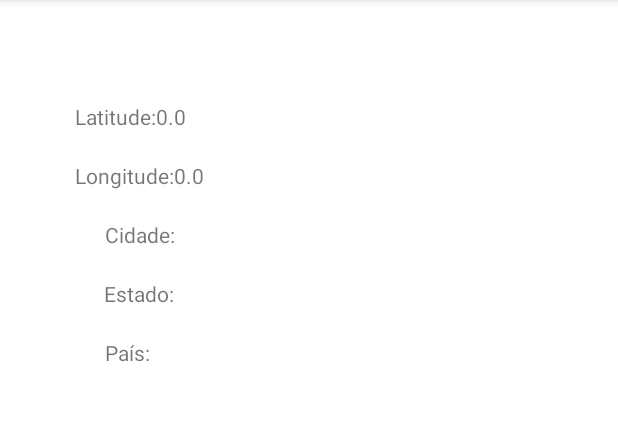
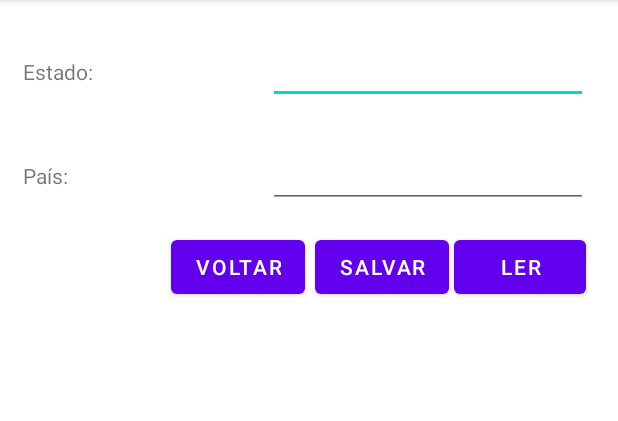
Before and after one commit to 00K7/Livraria1, an Android app: the screen it shows after launch (Loc before the commit, locesave after it), after a tap on "MINHA LOCALIZAÇÃO", on a phone screen of 412 x 824 dp, the part 84-505 px from its top. Run offline under Robolectric (Android 15) with nearby library versions, the phone set to English and light mode, and no system bars.

Commit message:
Update strings.xml

```diff
--- a/app/build.gradle
+++ b/app/build.gradle
@@ -38,4 +38,5 @@ dependencies {
     testImplementation 'junit:junit:4.+'
     androidTestImplementation 'androidx.test.ext:junit:1.1.2'
     androidTestImplementation 'androidx.test.espresso:espresso-core:3.3.0'
+    implementation 'com.google.android.gms:play-services-location:17.0.0'
 }
--- a/app/src/main/java/com/example/livraria/Loc.java
+++ /dev/null
@@ -1,88 +0,0 @@
-package com.example.livraria;
-
-import androidx.appcompat.app.AppCompatActivity;
-import androidx.core.app.ActivityCompat;
-
-import android.Manifest;
-import android.content.Context;
-import android.content.pm.PackageManager;
-import android.location.Address;
-import android.location.Geocoder;
-import android.location.Location;
-import android.location.LocationManager;
-import android.os.Bundle;
-import android.util.Log;
-import android.widget.TextView;
-
-import java.io.IOException;
-import java.util.List;
-
-public class Loc<locationManager> extends AppCompatActivity {
-
-    private TextView txtlat;
-    private TextView txtlon;
-    private TextView txtcid;
-    private TextView txtest;
-    private TextView txtp;
-
-    private Location location;
-    private LocationManager locationManager;
-
-    private Address endereco;
-
-
-    @Override
-    protected void onCreate(Bundle savedInstanceState) {
-        super.onCreate(savedInstanceState);
-        setContentView(R.layout.activity_localizacao);
-
-        txtlat = (TextView) findViewById(R.id.txtlat);
-        txtlon = (TextView) findViewById(R.id.txtlon);
-        txtcid = (TextView) findViewById(R.id.txtcid);
-        txtest = (TextView) findViewById(R.id.txtest);
-        txtp = (TextView) findViewById(R.id.txtp);
-
-        double latitude = 0.0;
-        double longitude = 0.0;
-
-        if (ActivityCompat.checkSelfPermission(this, Manifest.permission.ACCESS_FINE_LOCATION)
-                != PackageManager.PERMISSION_GRANTED) {
-
-        } else {
-            locationManager = (LocationManager) getSystemService(Context.LOCATION_SERVICE);
-            location = locationManager.getLastKnownLocation(LocationManager.GPS_PROVIDER);
-        }
-
-        if (location != null) {
-            longitude = location.getLongitude();
-            latitude = location.getLatitude();
-        }
-
-        txtlat.setText("Latitude:" + latitude);
-        txtlon.setText("Longitude:" + longitude);
-
-        try {
-            endereco = buscarEndereco(latitude, longitude);
-
-            txtcid.setText("Cidade:" + endereco.getLocality());
-            txtest.setText("Estado:" + endereco.getAdminArea());
-            txtp.setText("País:" + endereco.getCountryName());
-        } catch (IOException e) {
-            Log.i("GPS", e.getMessage());
-        }
-    }
-
-    private Address buscarEndereco(double latitude, double longitude) throws IOException{
-        Geocoder geocoder;
-        Address address = null;
-        List<Address> adresses;
-
-        geocoder = new Geocoder(getApplicationContext());
-
-        adresses = geocoder.getFromLocation(latitude, longitude, 1);
-        if(adresses.size()>0) {
-            address =adresses.get(0);
-        }
-        return address;
-    }
-}
--- a/app/src/main/java/com/example/livraria/MainActivity.java
+++ b/app/src/main/java/com/example/livraria/MainActivity.java
@@ -1,18 +1,55 @@
 package com.example.livraria;
 
 import androidx.appcompat.app.AppCompatActivity;
+import androidx.constraintlayout.widget.ConstraintLayout;
 
+import android.app.Service;
 import android.content.Intent;
+import android.graphics.Color;
+import android.hardware.Sensor;
+import android.hardware.SensorEvent;
+import android.hardware.SensorEventListener;
+import android.hardware.SensorManager;
 import android.os.Bundle;
 import android.view.View;
 import android.widget.Button;
+import android.widget.RelativeLayout;
+import android.widget.Toast;
 
 public class MainActivity extends AppCompatActivity {
 
+    SensorManager sm;
+    SensorEventListener listener;
+    Sensor light;
+    RelativeLayout tela;
     @Override
     protected void onCreate(Bundle savedInstanceState) {
         super.onCreate(savedInstanceState);
         setContentView(R.layout.activity_main);
+        tela = (RelativeLayout) findViewById(R.id.tela);
+        sm = (SensorManager) getSystemService(SENSOR_SERVICE);
+        light = sm.getDefaultSensor(Sensor.TYPE_LIGHT);
+
+        listener = new SensorEventListener() {
+
+            @Override
+            public void onAccuracyChanged(Sensor sensor, int accuracy) {
+                Toast.makeText(MainActivity.this, "accuracy changed!", Toast.LENGTH_SHORT).show();
+            }
+
+            @Override
+            public void onSensorChanged(SensorEvent event) {
+
+                int grayShade = (int) event.values[0];
+                if (grayShade > 255) grayShade = 255;
+
+                tela.setBackgroundColor(Color.rgb(grayShade, grayShade, grayShade));
+            }
+        };
+
+        sm.registerListener(listener, light, SensorManager.SENSOR_DELAY_FASTEST);
+
+
 
         Button btnLivro1 = (Button) findViewById(R.id.btnLivro1);
         btnLivro1.setOnClickListener(new View.OnClickListener() {
@@ -63,14 +100,19 @@ public class MainActivity extends AppCompatActivity {
             }
         });
 
-        Button btnLoc = (Button) findViewById(R.id.btnLoc);
-        btnLoc.setOnClickListener(new View.OnClickListener() {
+        Button btnloc = (Button) findViewById(R.id.btnloc);
+        btnloc.setOnClickListener(new View.OnClickListener() {
 
             @Override
             public void onClick(View v) {
-                Intent it6 = new Intent(getApplicationContext(), Loc.class);
+                Intent it6 = new Intent(getApplicationContext(), locesave.class);
                 startActivity(it6);
             }
         });
+
+
     }
+
+
+
 }
--- /dev/null
+++ b/app/src/main/java/com/example/livraria/locesave.java
@@ -0,0 +1,109 @@
+package com.example.livraria;
+
+import androidx.appcompat.app.AppCompatActivity;
+import androidx.core.app.ActivityCompat;
+
+import android.Manifest;
+import android.content.Context;
+import android.content.Intent;
+import android.content.pm.PackageManager;
+import android.location.Address;
+import android.location.Geocoder;
+import android.location.Location;
+import android.location.LocationManager;
+import android.util.Log;
+import android.view.View;
+import android.widget.Button;
+import android.widget.EditText;
+import android.widget.Toast;
+import android.os.Bundle;
+import java.io.BufferedReader;
+import java.io.FileNotFoundException;
+import java.io.FileOutputStream;
+import java.io.IOException;
+import java.io.InputStreamReader;
+import java.util.List;
+
+public class locesave extends AppCompatActivity {
+
+
+
+    EditText editTextFileName,editTextData;
+    Button saveButton,readButton;
+    @Override
+    protected void onCreate(Bundle savedInstanceState) {
+        super.onCreate(savedInstanceState);
+
+        setContentView(R.layout.activity_locesave);
+
+        editTextFileName=findViewById(R.id.editText1);
+        editTextData=findViewById(R.id.editText2);
+        saveButton=findViewById(R.id.button1);
+        readButton=findViewById(R.id.button2);
+
+
+        saveButton.setOnClickListener(new View.OnClickListener(){
+
+            @Override
+            public void onClick(View arg0) {
+                String filename=editTextFileName.getText().toString();
+                String data=editTextData.getText().toString();
+
+                FileOutputStream fos;
+                try {
+                    fos = openFileOutput(filename, Context.MODE_PRIVATE);
+
+                    fos.write(data.getBytes());
+                    fos.close();
+
+                    Toast.makeText(getApplicationContext(),filename + " - " + data + " saved",
+                            Toast.LENGTH_LONG).show();
+
+
+                } catch (FileNotFoundException e) {e.printStackTrace();}
+                catch (IOException e) {e.printStackTrace();}
+
+            }
+
+        });
+
+
+        readButton.setOnClickListener(new View.OnClickListener(){
+
+            @Override
+            public void onClick(View arg0) {
+                String filename=editTextFileName.getText().toString();
+                StringBuffer stringBuffer = new StringBuffer();
+                try {
+
+                    BufferedReader inputReader = new BufferedReader(new InputStreamReader(
+                            openFileInput(filename)));
+                    String inputString;
+                    //Reading data line by line and storing it into the stringbuffer
+                    while ((inputString = inputReader.readLine()) != null) {
+                        stringBuffer.append(inputString + "\n");
+                    }
+
+                } catch (IOException e) {
+                    e.printStackTrace();
+                }
+
+                Toast.makeText(getApplicationContext(),stringBuffer.toString(),Toast.LENGTH_LONG).show();
+
+            }
+
+        });
+
+        Button btnVoltar6 = (Button) findViewById(R.id.btnVoltar6);
+        btnVoltar6.setOnClickListener(new View.OnClickListener() {
+            @Override
+            public void onClick(View v) {
+                Intent it0 = new Intent(getApplicationContext(), MainActivity.class);
+                startActivity(it0);
+            }
+        });
+    }
+
+
+
+    }
--- a/app/src/main/res/layout/activity_livro2.xml
+++ b/app/src/main/res/layout/activity_livro2.xml
@@ -13,7 +13,7 @@
         android:layout_marginTop="54dp"
         android:layout_marginEnd="31dp"
         android:layout_marginRight="31dp"
-        android:layout_marginBottom="14dp"
+        android:layout_marginBottom="38dp"
         android:text="@string/ver"
         app:layout_constraintBottom_toBottomOf="parent"
         app:layout_constraintEnd_toEndOf="parent"
--- a/app/src/main/res/layout/activity_livro4.xml
+++ b/app/src/main/res/layout/activity_livro4.xml
@@ -13,7 +13,7 @@
         android:layout_marginTop="54dp"
         android:layout_marginEnd="31dp"
         android:layout_marginRight="31dp"
-        android:layout_marginBottom="12dp"
+        android:layout_marginBottom="38dp"
         android:text="@string/ver2"
         app:layout_constraintBottom_toBottomOf="parent"
         app:layout_constraintEnd_toEndOf="parent"
--- a/app/src/main/res/layout/activity_livro5.xml
+++ b/app/src/main/res/layout/activity_livro5.xml
@@ -13,7 +13,7 @@
         android:layout_marginTop="22dp"
         android:layout_marginEnd="31dp"
         android:layout_marginRight="31dp"
-        android:layout_marginBottom="18dp"
+        android:layout_marginBottom="20dp"
         android:text="@string/ver"
         app:layout_constraintBottom_toBottomOf="parent"
         app:layout_constraintEnd_toEndOf="parent"
--- a/app/src/main/res/layout/activity_localizacao.xml
+++ /dev/null
@@ -1,63 +0,0 @@
-<?xml version="1.0" encoding="utf-8"?>
-<androidx.constraintlayout.widget.ConstraintLayout xmlns:android="http://schemas.android.com/apk/res/android"
-    xmlns:app="http://schemas.android.com/apk/res-auto"
-    xmlns:tools="http://schemas.android.com/tools"
-    android:layout_width="match_parent"
-    android:layout_height="match_parent"
-    tools:context=".Loc">
-
-    <TextView
-        android:id="@+id/txtlon"
-        android:layout_width="wrap_content"
-        android:layout_height="wrap_content"
-        android:layout_marginTop="20dp"
-        android:layout_marginEnd="276dp"
-        android:layout_marginRight="276dp"
-        android:text="@string/longitude"
-        app:layout_constraintEnd_toEndOf="parent"
-        app:layout_constraintTop_toBottomOf="@+id/txtlat" />
-
-    <TextView
-        android:id="@+id/txtcid"
-        android:layout_width="wrap_content"
-        android:layout_height="wrap_content"
-        android:layout_marginTop="20dp"
-        android:layout_marginEnd="295dp"
-        android:layout_marginRight="295dp"
-        android:text="@string/cidade"
-        app:layout_constraintEnd_toEndOf="parent"
-        app:layout_constraintTop_toBottomOf="@+id/txtlon" />
-
-    <TextView
-        android:id="@+id/txtest"
-        android:layout_width="wrap_content"
-        android:layout_height="wrap_content"
-        android:layout_marginTop="20dp"
-        android:layout_marginEnd="296dp"
-        android:layout_marginRight="296dp"
-        android:text="@string/estado"
-        app:layout_constraintEnd_toEndOf="parent"
-        app:layout_constraintTop_toBottomOf="@+id/txtcid" />
-
-    <TextView
-        android:id="@+id/txtp"
-        android:layout_width="wrap_content"
-        android:layout_height="wrap_content"
-        android:layout_marginTop="20dp"
-        android:layout_marginEnd="312dp"
-        android:layout_marginRight="312dp"
-        android:text="@string/pa_s"
-        app:layout_constraintEnd_toEndOf="parent"
-        app:layout_constraintTop_toBottomOf="@+id/txtest" />
-
-    <TextView
-        android:id="@+id/txtlat"
-        android:layout_width="wrap_content"
-        android:layout_height="wrap_content"
-        android:layout_marginTop="68dp"
-        android:layout_marginEnd="288dp"
-        android:layout_marginRight="288dp"
-        android:text="@string/latitude"
-        app:layout_constraintEnd_toEndOf="parent"
-        app:layout_constraintTop_toTopOf="parent" />
-</androidx.constraintlayout.widget.ConstraintLayout>
--- /dev/null
+++ b/app/src/main/res/layout/activity_locesave.xml
@@ -0,0 +1,100 @@
+<RelativeLayout xmlns:android="http://schemas.android.com/apk/res/android"
+    xmlns:tools="http://schemas.android.com/tools"
+    android:layout_width="match_parent"
+    android:layout_height="match_parent"
+    tools:context=".MainActivity" >
+
+    <EditText
+        android:id="@+id/editText1"
+        android:layout_width="wrap_content"
+        android:layout_height="wrap_content"
+        android:layout_alignParentTop="true"
+        android:layout_alignParentEnd="true"
+        android:layout_alignParentRight="true"
+        android:layout_marginTop="24dp"
+        android:layout_marginEnd="20dp"
+        android:layout_marginRight="20dp"
+        android:autofillHints=""
+        android:ems="10"
+        android:inputType="textPersonName">
+
+        <requestFocus />
+    </EditText>
+
+    <EditText
+        android:id="@+id/editText2"
+        android:layout_width="wrap_content"
+        android:layout_height="wrap_content"
+        android:layout_below="@+id/editText1"
+        android:layout_alignEnd="@+id/editText1"
+        android:layout_alignRight="@+id/editText1"
+        android:layout_marginTop="24dp"
+        android:ems="10"
+        android:inputType="textPersonName"
+        android:autofillHints="" />
+
+    <TextView
+        android:id="@+id/textView1"
+        android:layout_width="wrap_content"
+        android:layout_height="wrap_content"
+        android:layout_alignBaseline="@+id/editText1"
+        android:layout_alignBottom="@+id/editText1"
+        android:layout_alignParentLeft="true"
+        android:layout_marginLeft="15dp"
+        android:layout_marginBottom="11dp"
+        android:text="@string/estado"
+        android:layout_marginStart="15dp"
+        android:layout_alignParentStart="true" />
+
+    <TextView
+        android:id="@+id/textView2"
+        android:layout_width="wrap_content"
+        android:layout_height="wrap_content"
+        android:layout_alignBaseline="@+id/editText2"
+        android:layout_alignBottom="@+id/editText2"
+        android:layout_alignParentLeft="true"
+        android:layout_marginLeft="15dp"
+        android:text="@string/pa_s"
+        android:layout_marginStart="15dp"
+        android:layout_alignParentStart="true" />
+
+    <Button
+        android:id="@+id/button1"
+        android:layout_width="wrap_content"
+        android:layout_height="wrap_content"
+        android:layout_below="@+id/editText2"
+        android:layout_alignStart="@+id/editText2"
+        android:layout_alignLeft="@+id/editText2"
+        android:layout_marginStart="31dp"
+        android:layout_marginLeft="31dp"
+        android:layout_marginTop="15dp"
+        android:text="@string/salvar" />
+
+    <Button
+        android:id="@+id/button2"
+        android:layout_width="wrap_content"
+        android:layout_height="wrap_content"
+        android:layout_alignBaseline="@+id/button1"
+        android:layout_alignBottom="@+id/button1"
+        android:layout_marginStart="3dp"
+        android:layout_marginLeft="3dp"
+        android:layout_marginBottom="9dp"
+        android:layout_toEndOf="@+id/button1"
+        android:layout_toRightOf="@+id/button1"
+        android:text="@string/ler" />
+
+    <Button
+        android:id="@+id/btnVoltar6"
+        android:layout_width="wrap_content"
+        android:layout_height="wrap_content"
+        android:layout_alignBaseline="@+id/button1"
+        android:layout_alignBottom="@+id/button1"
+        android:layout_marginStart="-185dp"
+        android:layout_marginLeft="-185dp"
+        android:layout_marginBottom="1dp"
+        android:layout_toEndOf="@+id/button1"
+        android:layout_toRightOf="@+id/button1"
+        android:text="@string/voltar" />
+
+
+</RelativeLayout>
--- a/app/src/main/res/values/strings.xml
+++ b/app/src/main/res/values/strings.xml
@@ -62,6 +62,10 @@
     <string name="cidade">Cidade:</string>
     <string name="estado">Estado:</string>
     <string name="pa_s">País:</string>
+    <string name="minha_localiza_o_atual">Minha Localização Atual</string>
+    <string name="salvar">salvar</string>
+    <string name="ler">ler</string>
+    <string name="localizar">localizar</string>
 
 
 </resources>
```
Also changed, not shown: app/src/main/AndroidManifest.xml (+5 -5 lines), app/src/main/res/layout/activity_main.xml (+26 -21 lines), 1 other file.
